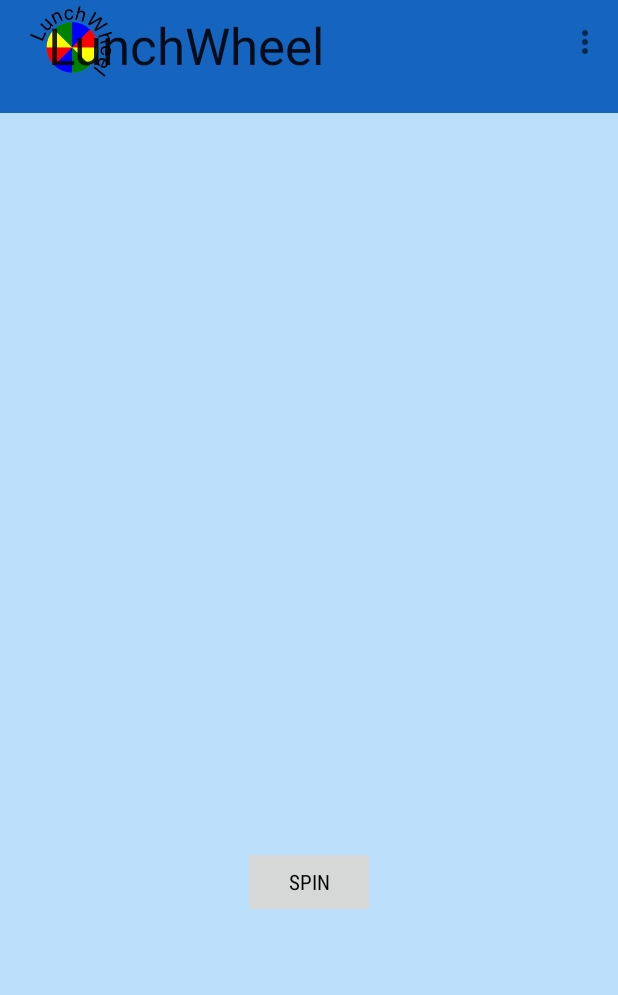
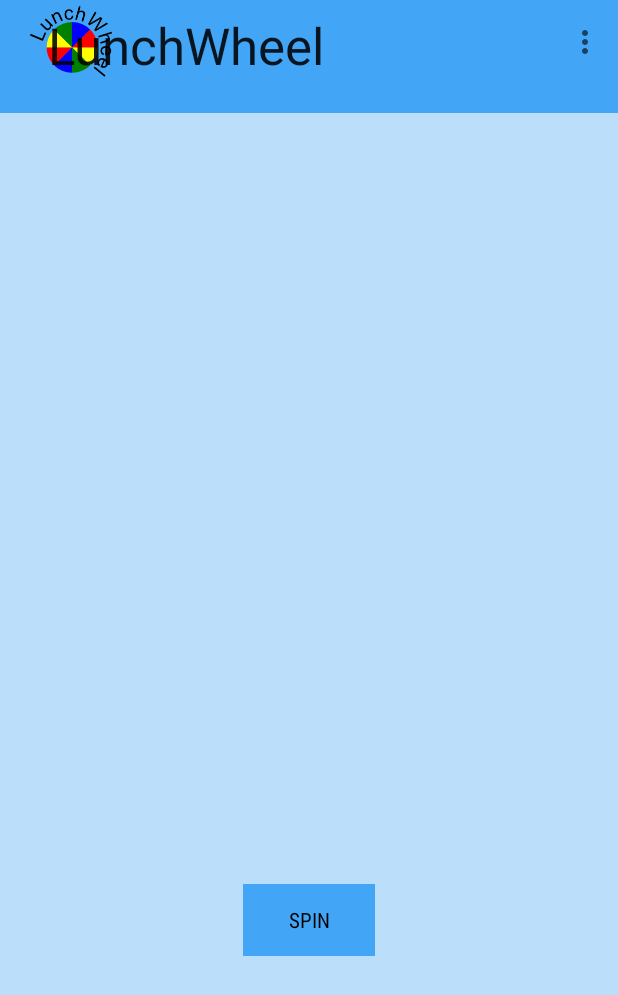
Before and after one commit to pmonkelban/Capstone-Project, an Android app: the screen it shows after launch (MainActivity), on a phone screen of 412 x 824 dp. Shown: the top 995 px of the screen. Run offline under Robolectric (Android 15) with nearby library versions, the phone set to English and light mode, and no system bars; our stand-ins replace AdMob; 1 statement that could not run was skipped.

Commit message:
Updated styles.  Fixes gh-18

```diff
--- a/app/src/main/AndroidManifest.xml
+++ b/app/src/main/AndroidManifest.xml
@@ -15,7 +15,7 @@
         android:allowBackup="true"
         android:icon="@mipmap/ic_launcher"
         android:label="@string/app_name"
-        android:theme="@style/AppTheme"
+        android:theme="@style/LunchWheelTheme"
         android:supportsRtl="true">
 
         <meta-data android:name="com.ggogle.android.gms.version"
--- a/app/src/main/res/layout-land/activity_result.xml
+++ b/app/src/main/res/layout-land/activity_result.xml
@@ -19,7 +19,7 @@
                 android:id="@+id/results_toolbar"
                 android:layout_width="match_parent"
                 android:layout_height="?actionBarSize"
-                android:popupTheme="@style/ThemeOverlay.WheelMenuTheme"
+                android:popupTheme="@style/LunchWheelTheme.Menu"
                 android:theme="@style/ThemeOverlay.AppCompat.Dark.ActionBar"
                 app:layout_collapseMode="pin">
 
--- a/app/src/main/res/layout-sw600dp/activity_main.xml
+++ b/app/src/main/res/layout-sw600dp/activity_main.xml
@@ -19,7 +19,7 @@
                 android:id="@+id/main_toolbar"
                 android:layout_width="match_parent"
                 android:layout_height="?actionBarSize"
-                android:popupTheme="@style/ThemeOverlay.WheelMenuTheme"
+                android:popupTheme="@style/LunchWheelTheme.Menu"
                 android:theme="@style/ThemeOverlay.AppCompat.Dark.ActionBar"
                 app:layout_collapseMode="pin">
 
@@ -89,21 +89,25 @@
 
                 <com.example.pmm.android.udacity.lunchwheel.ui.WheelView
                     android:id="@+id/restaurants_listView"
-                    android:contentDescription="@string/desc_wheel"
                     android:layout_width="match_parent"
                     android:layout_height="0dp"
+                    android:layout_gravity="center_horizontal"
                     android:layout_weight="1"
-                    android:layout_gravity="center_horizontal"
+                    android:contentDescription="@string/desc_wheel"
                     spinner:diameter="20" />
 
                 <Button
                     android:id="@+id/spin_wheel_button"
-                    android:contentDescription="@string/desc_spinButton"
                     android:layout_width="wrap_content"
                     android:layout_height="wrap_content"
                     android:layout_gravity="center_horizontal"
+                    android:layout_marginTop="25dp"
+                    android:background="@color/blue_400"
+                    android:contentDescription="@string/desc_spinButton"
                     android:enabled="false"
-                    android:text="@string/spin" />
+                    android:padding="@dimen/padding_sm"
+                    android:text="@string/spin"
+                    android:textColor="@color/black" />
 
             </LinearLayout>
 
--- a/app/src/main/res/layout/activity_main.xml
+++ b/app/src/main/res/layout/activity_main.xml
@@ -17,9 +17,9 @@
 
             <android.support.v7.widget.Toolbar
                 android:id="@+id/main_toolbar"
+                style="@style/LunchWheelTheme.MenuTextStyle"
                 android:layout_width="match_parent"
                 android:layout_height="?actionBarSize"
-                style="@style/MyActionBar.MenuTextStyle"
                 app:layout_collapseMode="pin">
 
                 <ImageView
@@ -44,27 +44,31 @@
         <LinearLayout
             android:layout_width="match_parent"
             android:layout_height="match_parent"
-            android:padding="@dimen/padding_lg"
-            android:orientation="vertical">
+            android:orientation="vertical"
+            android:padding="@dimen/padding_lg">
 
             <com.example.pmm.android.udacity.lunchwheel.ui.WheelView
                 android:id="@+id/restaurants_listView"
-                android:contentDescription="@string/desc_wheel"
                 android:layout_width="match_parent"
                 android:layout_height="0dp"
-                android:layout_weight="1"
                 android:layout_gravity="center_horizontal"
                 android:layout_margin="@dimen/padding_md"
+                android:layout_weight="1"
+                android:contentDescription="@string/desc_wheel"
                 spinner:diameter="20" />
 
             <Button
                 android:id="@+id/spin_wheel_button"
-                android:contentDescription="@string/desc_spinButton"
                 android:layout_width="wrap_content"
                 android:layout_height="wrap_content"
                 android:layout_gravity="center_horizontal"
+                android:layout_marginTop="25dp"
+                android:background="@color/blue_400"
+                android:contentDescription="@string/desc_spinButton"
                 android:enabled="false"
-                android:text="@string/spin" />
+                android:padding="@dimen/padding_sm"
+                android:text="@string/spin"
+                android:textColor="@color/black" />
 
         </LinearLayout>
 
--- a/app/src/main/res/layout/activity_result.xml
+++ b/app/src/main/res/layout/activity_result.xml
@@ -19,7 +19,7 @@
                 android:id="@+id/results_toolbar"
                 android:layout_width="match_parent"
                 android:layout_height="?actionBarSize"
-                android:popupTheme="@style/ThemeOverlay.WheelMenuTheme"
+                android:popupTheme="@style/LunchWheelTheme.Menu"
                 android:theme="@style/ThemeOverlay.AppCompat.Dark.ActionBar"
                 app:layout_collapseMode="pin">
 
--- a/app/src/main/res/layout/location_fragment.xml
+++ b/app/src/main/res/layout/location_fragment.xml
@@ -72,6 +72,9 @@
         <Button
             android:id="@+id/lookup_address_button"
             android:contentDescription="@string/desc_SaveLocationButton"
+            android:background="@color/blue_400"
+            android:textColor="@color/black"
+            android:padding="@dimen/padding_sm"
             android:layout_width="wrap_content"
             android:layout_height="wrap_content"
             android:layout_gravity="end"
--- a/app/src/main/res/layout/preferences_fragment.xml
+++ b/app/src/main/res/layout/preferences_fragment.xml
@@ -59,8 +59,11 @@
     <Button
         android:id="@+id/save_preferences"
         android:contentDescription="@string/desc_SavePreferencesButton"
+        android:background="@color/blue_400"
+        android:textColor="@color/black"
         android:layout_width="wrap_content"
         android:layout_height="wrap_content"
+        android:padding="@dimen/padding_sm"
         android:layout_gravity="end"
         android:text="@string/save_preferences" />
 
--- a/app/src/main/res/layout/result_fragment.xml
+++ b/app/src/main/res/layout/result_fragment.xml
@@ -21,6 +21,7 @@
         android:layout_width="wrap_content"
         android:layout_height="wrap_content"
         android:layout_gravity="center_horizontal"
+        style="@style/LunchWheelTheme.Link"
         android:text="@string/yelp_link_description"/>
 
     <ImageView
@@ -28,6 +29,8 @@
         android:contentDescription="@string/desc_resultImage"
         android:layout_width="wrap_content"
         android:layout_height="wrap_content"
+        android:layout_marginTop="@dimen/padding_lg"
+        android:layout_marginBottom="@dimen/padding_lg"
         android:layout_gravity="center_horizontal" />
 
     <TextView
@@ -40,6 +43,7 @@
         android:id="@+id/result_phone"
         android:layout_width="wrap_content"
         android:layout_height="wrap_content"
+        style="@style/LunchWheelTheme.Link"
         android:layout_gravity="center_horizontal" />
 
 
--- a/app/src/main/res/values/strings.xml
+++ b/app/src/main/res/values/strings.xml
@@ -17,7 +17,7 @@
     </string>
 
     <!--<string name="yelp_link_description"><a href="http://www.trivir.com">View on Yelp!</a></string>-->
-    <string name="yelp_link_description">View on Yelp!</string>
+    <string name="yelp_link_description">Click here to view on Yelp!</string>
 
     <!-- Menu Items -->
     <string name="action_location">Location</string>
@@ -72,8 +72,4 @@
     <string name="desc_MinRatindSlider">Minimum Rating Slide Bar</string>
     <string name="desc_SavePreferencesButton">Save Preferences button</string>
 
-
-    <string name="desc_"></string>
-
-
 </resources>
--- a/app/src/main/res/values/styles.xml
+++ b/app/src/main/res/values/styles.xml
@@ -1,59 +1,32 @@
 <resources>
 
     <!-- Base application theme. -->
-    <style name="AppTheme" parent="Theme.AppCompat.Light.NoActionBar">
+    <style name="LunchWheelTheme" parent="Theme.AppCompat.Light.NoActionBar">
 
         <item name="android:textColor">@android:color/black</item>
         <item name="android:colorBackground">@color/blue_100</item>
         <item name="android:fontFamily">sans-serif-condensed</item>
 
-        <item name="colorPrimary">@color/blue_800</item>
+        <item name="colorPrimary">@color/blue_400</item>
         <item name="colorPrimaryDark">@color/blue_900</item>
         <item name="colorAccent">@color/blue_500</item>
 
         <item name="android:textColorLink">@color/blue_900</item>
 
-        <item name="android:actionMenuTextAppearance">@style/MyActionBar.MenuTextStyle</item>
+        <item name="android:actionMenuTextAppearance">@style/LunchWheelTheme.MenuTextStyle</item>
 
     </style>
 
-    <style name="ThemeOverlay.WheelMenuTheme" parent="AppTheme">
+    <style name="LunchWheelTheme.Menu" parent="LunchWheelTheme">
         <item name="android:colorBackground">@color/blue_600</item>
         <item name="android:textColor">@color/black</item>
     </style>
 
-    <style name="AppTheme.Title" parent="AppTheme">
-        <item name="android:textSize">14sp</item>
-        <item name="android:layout_gravity">top</item>
-        <item name="android:textStyle">bold</item>
+    <style name="LunchWheelTheme.Link" parent="LunchWheelTheme">
+        <item name="android:textColor">@color/blue_700</item>
     </style>
 
-    <style name="AppTheme.SubTitle" parent="AppTheme">
-        <item name="android:textSize">10sp</item>
-        <item name="android:layout_gravity">bottom</item>
-        <item name="android:textStyle">normal</item>
-    </style>
-
-    <style name="AppTheme.DetailTitle" parent="AppTheme">
-        <item name="android:textStyle">bold</item>
-        <item name="android:textSize">32sp</item>
-    </style>
-
-    <style name="AppTheme.DetailSubTitle" parent="AppTheme">
-        <item name="android:textSize">12sp</item>
-        <item name="android:layout_gravity">bottom</item>
-        <item name="android:textStyle">normal</item>
-    </style>
-
-    <style name="AppTheme.BodyText" parent="AppTheme">
-        <item name="android:colorBackground">@color/blue_100</item>
-        <item name="android:textSize">14sp</item>
-        <item name="android:textStyle">normal</item>
-        <item name="android:textColor">@color/grey_200</item>
-        <item name="android:lineSpacingMultiplier">1</item>
-    </style>
-
-    <style name="MyActionBar.MenuTextStyle"
+    <style name="LunchWheelTheme.MenuTextStyle"
         parent="android:style/TextAppearance.Holo.Widget.ActionBar.Menu">
         <item name="android:colorBackground">@color/blue_900</item>
         <item name="android:textColor">@color/white</item>
```
